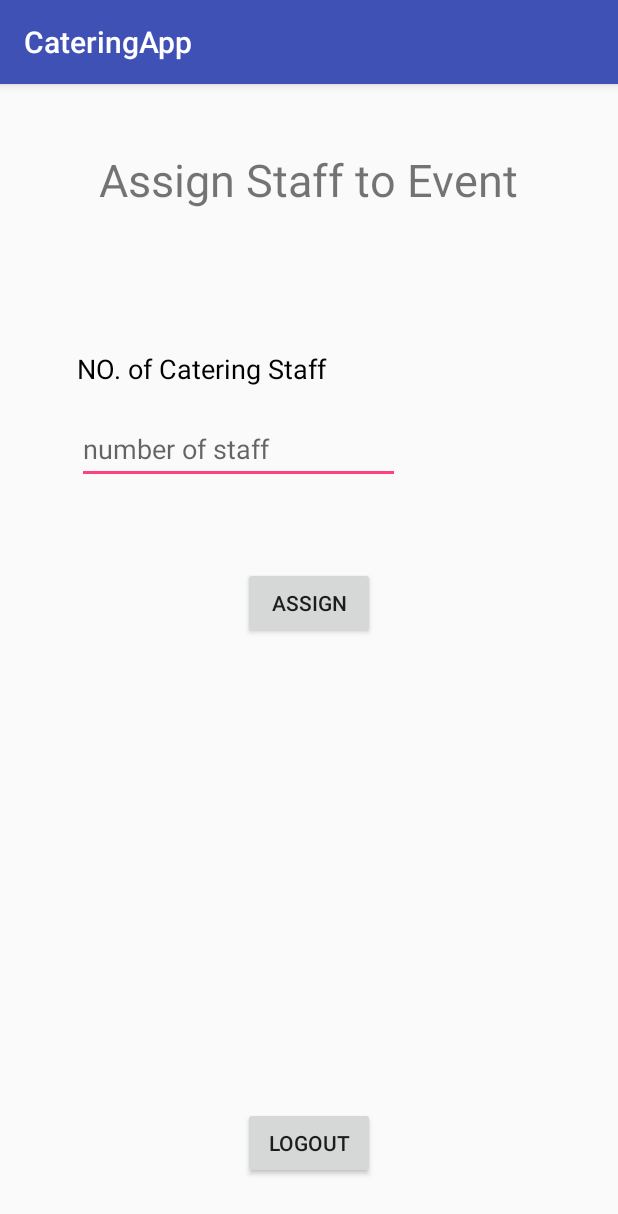
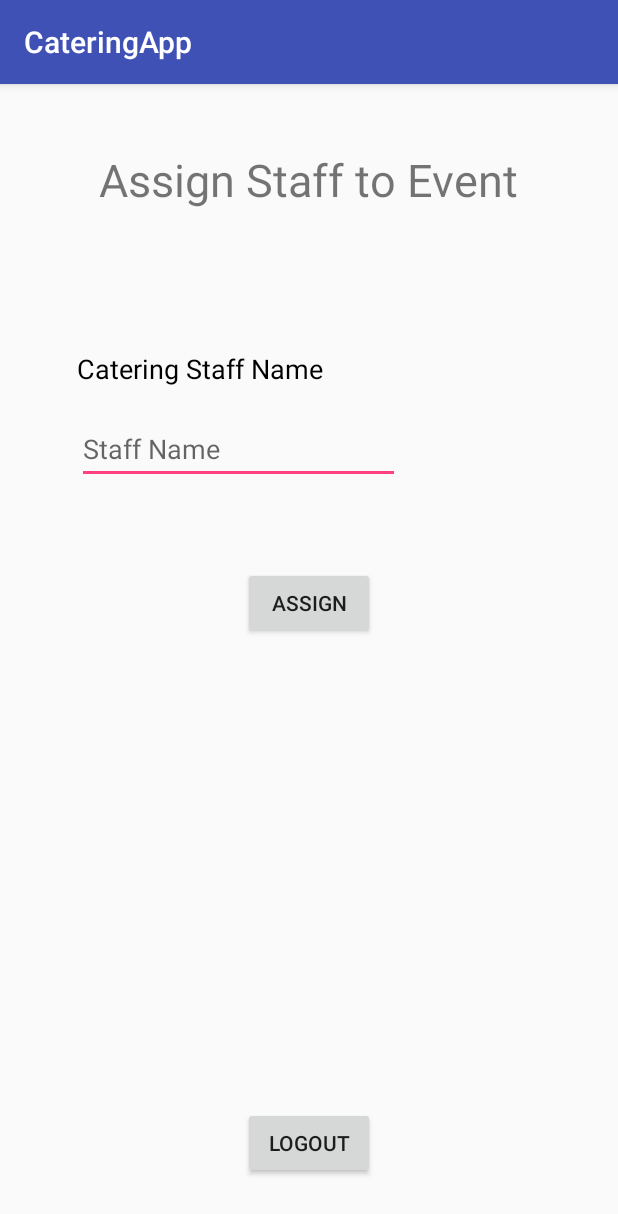
Before and after one commit to wldarden/uta-android-app, an Android app: the AssignStaffToEvent screen opened directly, with no data from a screen before it, after a tap on "ASSIGN", on a phone screen of 412 x 824 dp. Shown: the top 1214 px of the screen. Run offline under Robolectric (Android 15) with nearby library versions, the phone set to English and light mode, and no system bars.

Commit message:
change the number of staff to staff name

```diff
--- a/app/src/main/java/com/example/willdarden/group2project/AssignStaffToEvent.java
+++ b/app/src/main/java/com/example/willdarden/group2project/AssignStaffToEvent.java
@@ -55,7 +55,7 @@ private Button Assign;
 
                 dbh3.updateStaffNumber(staff_EventName,staff_StaffNum);
 
-                Toast.makeText(AssignStaffToEvent.this,staff_StaffNum+" staff members are assigned",Toast.LENGTH_LONG).show();
+                Toast.makeText(AssignStaffToEvent.this,staff_StaffNum+" is assigned",Toast.LENGTH_LONG).show();
                 break;
         }
 
--- a/app/src/main/java/com/example/willdarden/group2project/EventDetailPage.java
+++ b/app/src/main/java/com/example/willdarden/group2project/EventDetailPage.java
@@ -39,7 +39,7 @@ public class EventDetailPage extends AppCompatActivity
             int i;
             String Infoname[]=new String[]{"Event Name: ","Party Size: ","Event Date: ",
                     "Event Time: ","Event Duration(hour): ","Meal Type: ", "Meal Venue: ", "Meal Formality: ","Drink Venue: ",
-                    "Venue: ","Cost(dollar/per person): ","Number of Staff: "};
+                    "Venue: ","Cost(dollar/per person): ","Staff Name: "};
 
             for (i=0;i<12;i++)
             {
--- a/app/src/main/res/layout/activity_assign_staff_to_event.xml
+++ b/app/src/main/res/layout/activity_assign_staff_to_event.xml
@@ -40,14 +40,12 @@
         android:layout_marginEnd="171dp"
         android:layout_marginStart="37dp"
         android:layout_marginTop="52dp"
-        android:text="NO. of Catering Staff"
+        android:text="Catering Staff Name"
         android:textColor="@android:color/black"
         android:textSize="18sp"
         app:layout_constraintEnd_toEndOf="parent"
         app:layout_constraintStart_toStartOf="parent"
-        app:layout_constraintTop_toBottomOf="@+id/assignstaff_eventname_textview"
-        android:layout_marginRight="171dp"
-        android:layout_marginLeft="37dp" />
+        app:layout_constraintTop_toBottomOf="@+id/assignstaff_eventname_textview" />
 
     <EditText
         android:id="@+id/assignstaff_plaintext"
@@ -57,13 +55,11 @@
         android:layout_marginStart="37dp"
         android:layout_marginTop="18dp"
         android:ems="10"
+        android:hint="Staff Name"
         android:inputType="textPersonName"
-        android:hint="number of staff"
         app:layout_constraintEnd_toEndOf="parent"
         app:layout_constraintStart_toStartOf="parent"
-        app:layout_constraintTop_toBottomOf="@+id/noofstaff_textview"
-        android:layout_marginRight="132dp"
-        android:layout_marginLeft="37dp" />
+        app:layout_constraintTop_toBottomOf="@+id/noofstaff_textview" />
 
     <Button
         android:id="@+id/assignstaff_button"
```
